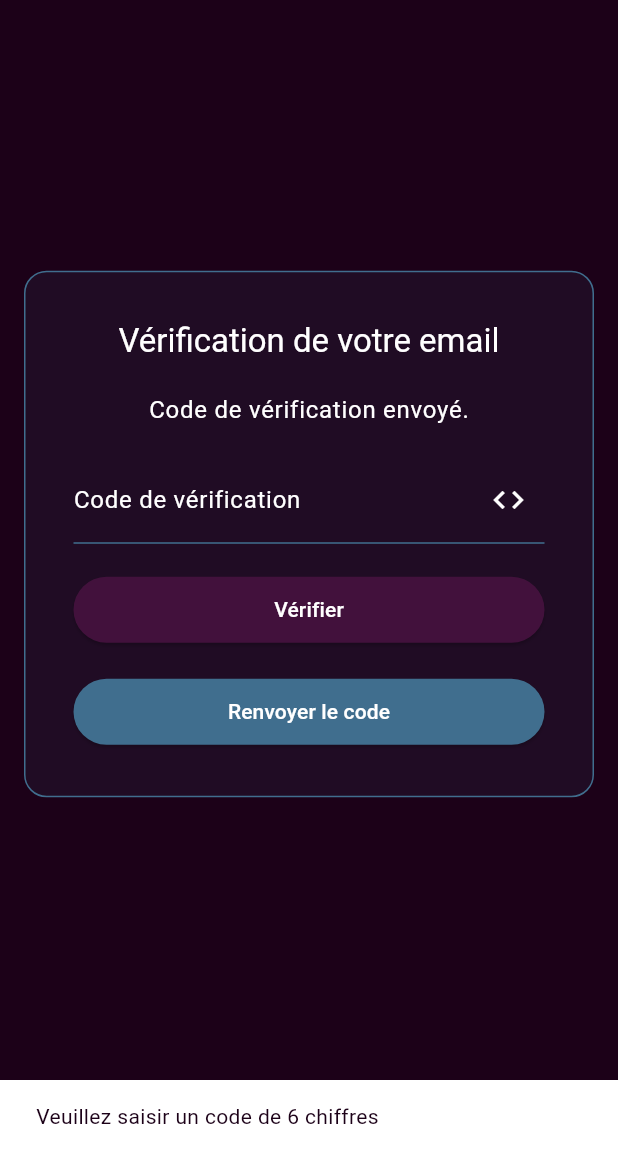
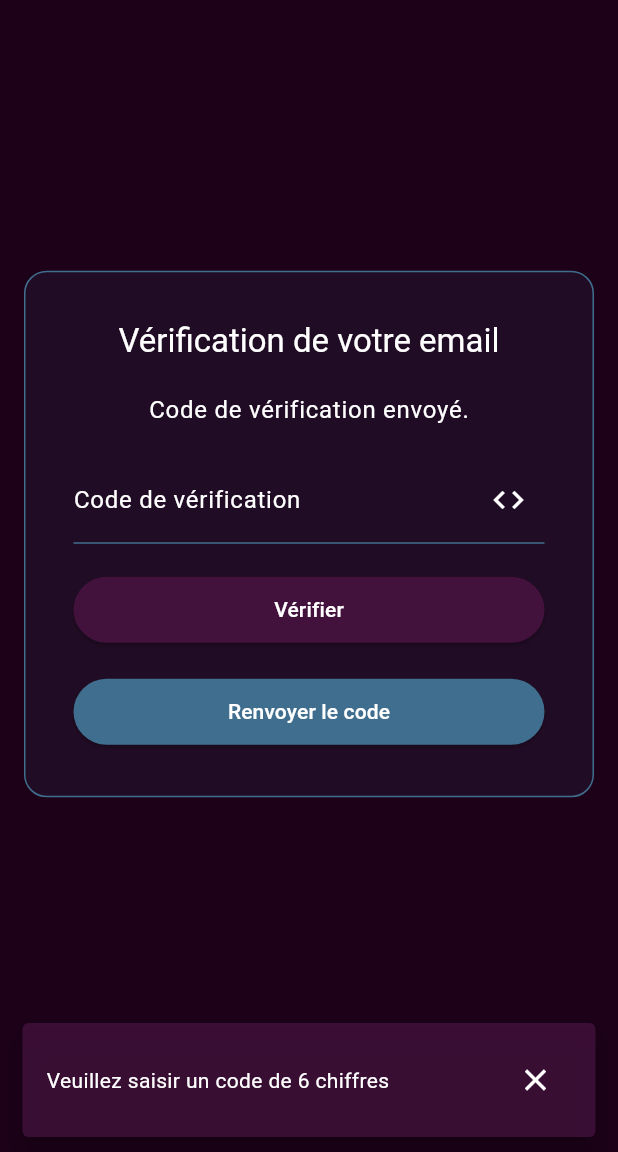
Before and after one commit to HugoM38/lockerz, a Flutter app: the VerificationView screen opened directly with empty values, scrolled down 56 dp, after a tap on "Vérifier", on a phone screen of 412 x 824 dp, the part 84-1236 px from its top. Run offline on Flutter 3.47's test engine with Material 3 defaults, Android fonts, the phone set to English and light mode, and no system bars; our stand-ins replace fluttertoast, shared_preferences; accounts and stored records are empty.

Commit message:
Auth pages SnackBar refactor

```diff
--- a/lib/controllers/login_controller.dart
+++ b/lib/controllers/login_controller.dart
@@ -17,7 +17,7 @@ class LoginController {
     final password = passwordController.text;
 
     if (email.isEmpty || password.isEmpty) {
-      showCustomSnackBar(context, 'Veuillez remplir tous les champs.');
+      showCustomSnackBar(context, 'Veuillez remplir tous les champs');
       return;
     }
 
@@ -52,7 +52,7 @@ class LoginController {
             }
           }
         } else if (response.statusCode == 403) {
-          showCustomSnackBar(context, 'Email non vérifié. Veuillez vérifier votre email.');
+          showCustomSnackBar(context, 'Email non vérifié. Veuillez vérifier votre email');
           await _authService.sendCode(email);
           if (context.mounted) {
             Navigator.of(context).pushReplacement(MaterialPageRoute(
--- a/lib/controllers/verification_controller.dart
+++ b/lib/controllers/verification_controller.dart
@@ -1,6 +1,8 @@
 import 'dart:async';
 import 'package:flutter/material.dart';
 import 'package:lockerz/services/auth_service.dart';
+
+import '../views/shared/snackbar.dart';
 
 class VerificationController {
   final TextEditingController codeController = TextEditingController();
@@ -14,9 +16,7 @@ class VerificationController {
     final code = codeController.text;
 
     if (code.isEmpty || code.length != 6) {
-      ScaffoldMessenger.of(context).showSnackBar(
-        const SnackBar(content: Text('Veuillez saisir un code de 6 chiffres')),
-      );
+      showCustomSnackBar(context, 'Veuillez saisir un code de 6 chiffres');
       return;
     }
 
@@ -27,22 +27,15 @@ class VerificationController {
 
       if (context.mounted) {
         if (response.statusCode == 200) {
-          ScaffoldMessenger.of(context).showSnackBar(
-            const SnackBar(content: Text('Vérification réussie')),
-          );
+          showCustomSnackBar(context, 'Vérification réussie');
           Navigator.of(context).pushReplacementNamed('/home');
         } else {
-          ScaffoldMessenger.of(context).showSnackBar(
-            const SnackBar(content: Text('Code incorrect')),
-          );
+          showCustomSnackBar(context, 'Code incorrect');
         }
       }
     } catch (e) {
       if (context.mounted) {
-        ScaffoldMessenger.of(context).showSnackBar(
-          const SnackBar(
-              content: Text('Une erreur est survenue lors de la vérification')),
-        );
+        showCustomSnackBar(context, 'Une erreur est survenue lors de la vérification');
       }
     } finally {
       isLoading.value = false;
@@ -56,18 +49,11 @@ class VerificationController {
     try {
       await _authService.sendCode(email);
       if (context.mounted) {
-        ScaffoldMessenger.of(context).showSnackBar(
-          const SnackBar(
-              content: Text('Code renvoyé. Veuillez vérifier votre email.')),
-        );
+        showCustomSnackBar(context, 'Code renvoyé. Veuillez vérifier votre email.');
       }
     } catch (e) {
       if (context.mounted) {
-        ScaffoldMessenger.of(context).showSnackBar(
-          const SnackBar(
-              content:
-                  Text('Une erreur est survenue lors de l\'envoi du code')),
-        );
+        showCustomSnackBar(context, 'Une erreur est survenue lors de l\'envoi du code');
       }
     }
 
--- a/lib/utils/shared_prefs.dart
+++ b/lib/utils/shared_prefs.dart
@@ -11,7 +11,6 @@ class SharedPrefs {
   static Future<void> saveAuthToken(String token) async {
     final SharedPreferences prefs = await SharedPreferences.getInstance();
     await prefs.setString(_authTokenKey, token);
-    Fluttertoast.showToast(msg: "Token enregistré dans SharedPreferences");
   }
 
   static Future<String?> getAuthToken() async {
```
Also changed, not shown: lib/controllers/signup_controller.dart (+8 -29 lines).
